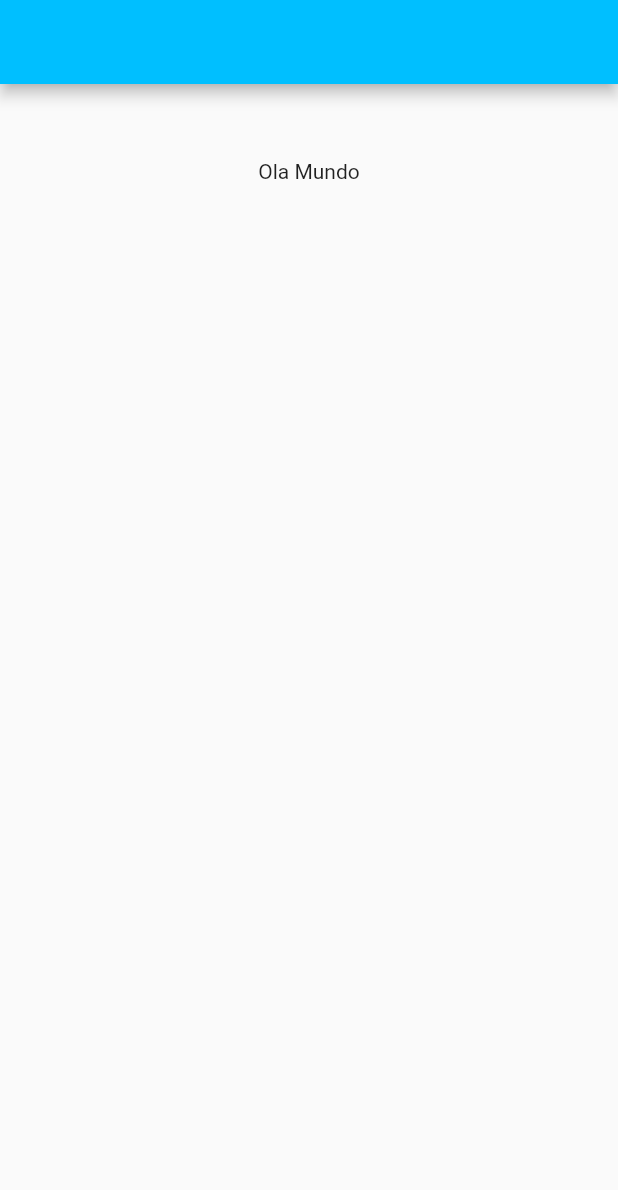
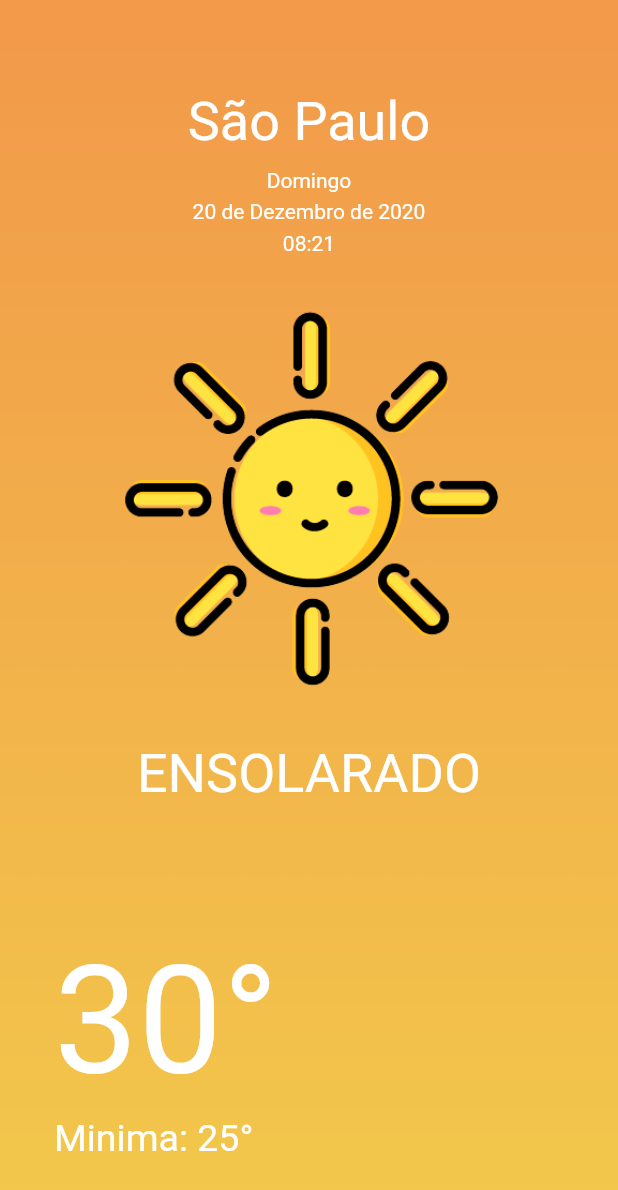
Before and after one commit to yoshixcrd/WeatherForecastApp, a Flutter app: the screen it shows after launch, on a phone screen of 412 x 824 dp. Shown: the top 1190 px of the screen. Run offline on Flutter 3.47's test engine with Material 2 defaults, Android fonts, the phone set to English and light mode, and no system bars; Roboto replaces fonts that are missing (Lucida).

Commit message:
Foi montado o layout

```diff
--- a/lib/pages/home.page.dart
+++ b/lib/pages/home.page.dart
@@ -9,21 +9,133 @@ class _HomePageState extends State<HomePage> {
   @override
   Widget build(BuildContext context) {
     return Scaffold(
-      appBar: AppBar(),
+      body: Container(
+        // Background Img
+        decoration: BoxDecoration(
+          image: DecorationImage(
+            // Image Background Do Clima
+            image: AssetImage("assets/background/bg-ensolarado.png"),
+            fit: BoxFit.cover,
+          ),
+        ),
+        child: Scaffold(
+          backgroundColor: Colors.transparent,
           body: Column(
             children: [
-
               SizedBox(
-            height: 50,
+                height: 60,
               ),
-
               Center(
-            child: Container(
-              child: Text("Ola Mundo"),
+                child: Text(
+                  // String Estado
+                  "São Paulo",
+                  style: TextStyle(
+                    fontSize: 36,
+                    color: Colors.white,
+                    fontFamily: "Lucida",
+                  ),
+                ),
+              ),
+              SizedBox(
+                height: 10,
+              ),
+              Center(
+                child: Text(
+                  // String dia da semana
+                  "Domingo",
+                  style: TextStyle(
+                    color: Colors.white,
+                    fontFamily: "Lucida",
+                  ),
+                ),
+              ),
+              SizedBox(
+                height: 5,
+              ),
+              Center(
+                child: Text(
+                  "20 de Dezembro de 2020",
+                  style: TextStyle(
+                    color: Colors.white,
+                    fontFamily: "Lucida",
+                  ),
+                ),
+              ),
+              SizedBox(
+                height: 5,
+              ),
+              Center(
+                child: Text(
+                  "08:21",
+                  style: TextStyle(
+                    color: Colors.white,
+                    fontFamily: "Lucida",
+                  ),
                 ),
               ),
 
+              // Fim Inicio
+
+              // Inicio Icon Clima
+              Container(
+                height: 325,
+                child: Image(
+                  image: AssetImage("assets/image/sol-pequeno.png"),
+                ),
+              ),
+              // Fim Icon Clima
+
+              Center(
+                child: Text(
+                  "ENSOLARADO",
+                  style: TextStyle(
+                    fontFamily: "Lucida",
+                    fontSize: 36,
+                    color: Colors.white,
+                  ),
+                ),
+              ),
+
+              // Fim Clima
+
+              SizedBox(
+                height: 85,
+              ),
+              Container(
+                padding: EdgeInsets.only(
+                  left: 36,
+                ),
+                alignment: Alignment.bottomLeft,
+                child: Text(
+                  "30°",
+                  style: TextStyle(
+                    fontFamily: "Lucida",
+                    fontSize: 100,
+                    color: Colors.white,
+                  ),
+                ),
+              ),
+
+              SizedBox(
+                height: 5,
+              ),
+              Container(
+                padding: EdgeInsets.only(
+                  left: 36,
+                ),
+                alignment: Alignment.bottomLeft,
+                child: Text(
+                  "Minima: 25°",
+                  style: TextStyle(
+                    fontFamily: "Lucida",
+                    fontSize: 25,
+                    color: Colors.white,
+                  ),
+                ),
+              ),
             ],
+          ),
+        ),
       ),
     );
   }
```
Lines whose indentation alone changed are shown as unchanged.
